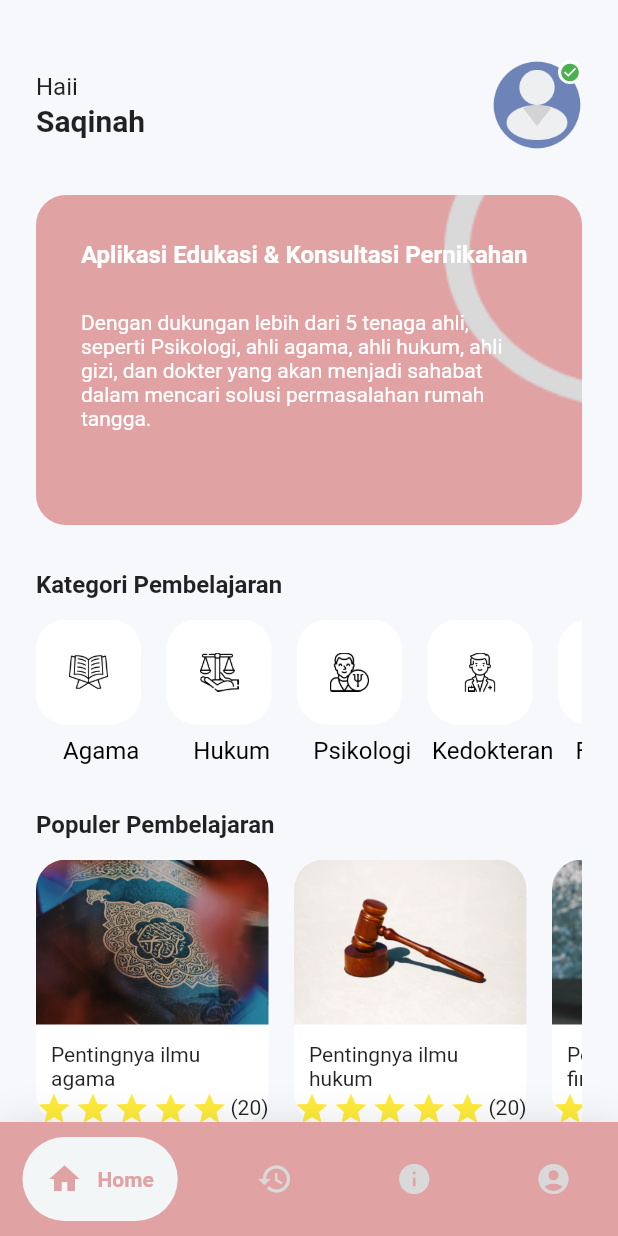
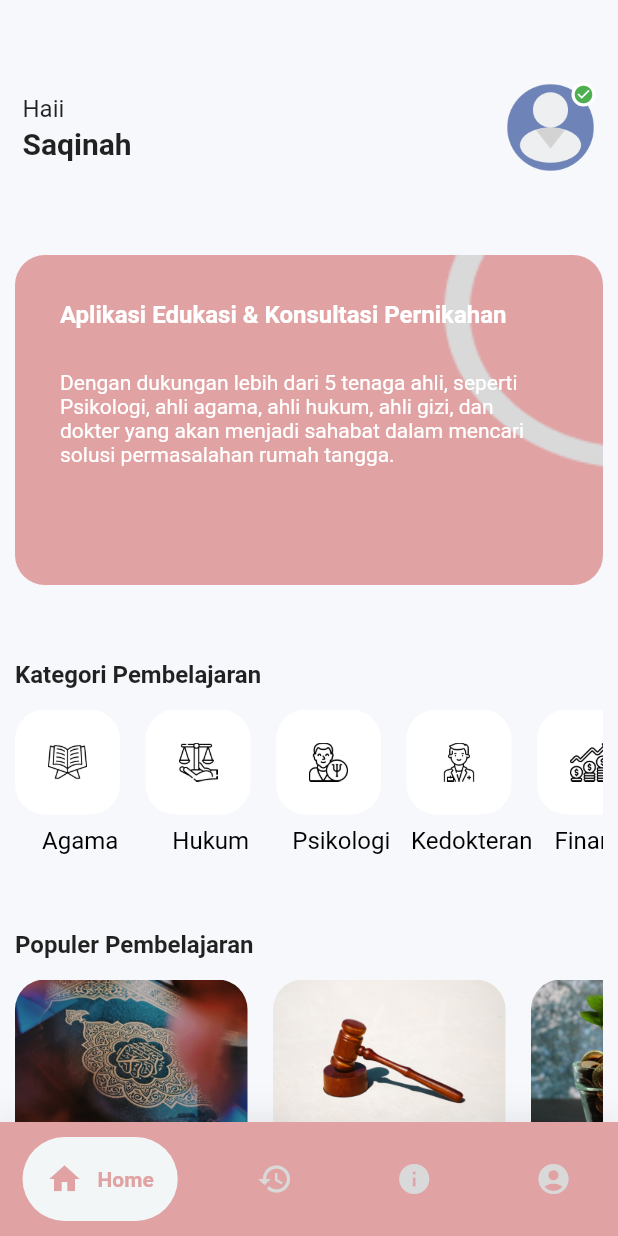
Before and after one commit to bhadawi404/saqinah-mobile, a Flutter app: the screen it shows after launch, on a phone screen of 412 x 824 dp. Run offline on Flutter 3.47's test engine with Material 2 defaults, Android fonts, the phone set to English and light mode, and no system bars; drawn by our look-alikes of google_nav_bar; our stand-ins replace connectivity_plus, get; missing offline and left inert: dart:html.

Commit message:
pages profile

```diff
--- a/lib/app/modules/home/views/home_view.dart
+++ b/lib/app/modules/home/views/home_view.dart
@@ -17,16 +17,14 @@ class HomeView extends StatelessWidget {
   Widget build(BuildContext context) {
     return Scaffold(
       backgroundColor: Color(0xFFF6F8FB),
-      body: Obx(() => ListView(
-        padding: const EdgeInsets.symmetric(horizontal: 24),
-        children: [
-          IndexedStack(
-              index: homeC.selectedIndex.value,
-              children: screen,
-            ),
+      body:Obx(() => ( IndexedStack(
+                index: homeC.selectedIndex.value,
+                children: screen,
+              )
+          ),
 
-        ],
-      )),
+
+      ),
       bottomNavigationBar: Container(
         decoration: BoxDecoration(
           color: Color(0xFFE0A2A3),
--- a/lib/app/modules/home/widget/homeW.dart
+++ b/lib/app/modules/home/widget/homeW.dart
@@ -12,19 +12,25 @@ class HomeWidget extends StatefulWidget {
 class _HomeWidgetState extends State<HomeWidget> {
   @override
   Widget build(BuildContext context) {
-    return Column(
+    return ListView(
+      children: [
+        Column(
         children: [
           buildProfile(),
           buildCard(),
           buildCategoryPembelajaran(),
           buildPopulerPembelajaran()
         ],
+      ),
+      ],
     );
   }
 }
 
 Widget buildProfile() {
-  return Container(
+  return Padding(
+    padding: const EdgeInsets.all(15),
+    child: Container(
       margin: const EdgeInsets.only(top: 40),
       child: Row(
         mainAxisAlignment: MainAxisAlignment.spaceBetween,
@@ -64,11 +70,14 @@ Widget buildProfile() {
           ),
         ],
       ),
+    ),
   );
 }
 
 Widget buildCard() {
-  return Container(
+  return Padding(
+    padding: const EdgeInsets.all(10),
+    child: Container(
       width: double.infinity,
       height: 220,
       margin: EdgeInsets.only(top: 30),
@@ -95,11 +104,14 @@ Widget buildCard() {
           SizedBox(height: 10),
         ],
       ),
+    ),
   );
 }
 
 Widget buildCategoryPembelajaran() {
-  return Container(
+  return Padding(
+    padding: const EdgeInsets.all(10),
+    child: Container(
       margin: EdgeInsets.only(top: 30),
       child: Column(
         crossAxisAlignment: CrossAxisAlignment.start,
@@ -148,11 +160,13 @@ Widget buildCategoryPembelajaran() {
           )
         ],
       ),
+    ),
   );
 }
 
 Widget buildPopulerPembelajaran() {
-  return SafeArea(
+  return Padding(
+    padding: const EdgeInsets.all(10),
     child: Container(
       margin: EdgeInsets.only(top: 30, bottom: 20),
       child: Column(
--- a/lib/app/modules/profile/views/profile_view.dart
+++ b/lib/app/modules/profile/views/profile_view.dart
@@ -1,4 +1,7 @@
+import 'dart:html';
+
 import 'package:flutter/material.dart';
+import 'package:get/get.dart';
 import 'package:saqinah/app/modules/profile/utils/setting.dart';
 
 class ProfileView extends StatefulWidget {
@@ -11,20 +14,100 @@ class ProfileView extends StatefulWidget {
 class _ProfileViewState extends State<ProfileView> {
   @override
   Widget build(BuildContext context) {
-    return Column(
+    return ListView(
       children: [
-        buildProfile()
+        Column(
+        children: [
+          buildProfile(),
+          buildMenuSetting(),
+        ],
+      ),
       ],
     );
   }
 }
 
 Widget buildProfile() {
-  return Container(
-    child: Column(
-      children: [
-        setting(),
-      ],
-    ),
+  return  Column(
+    children: [
+      SizedBox(
+        height: 240,
+        child: Container(
+          child: Stack(children: [
+            ClipPath(
+              clipper: CustomShape(),
+              child: Container(
+                height: 400,
+                color: Color(0xFFE0A2A3),
+
+              ),
+            ),
+            Center(
+              child: Column(
+                mainAxisAlignment: MainAxisAlignment.end,
+                children: [
+                  Container(
+                    margin: EdgeInsets.only(top: 30, bottom: 10),
+                    height: 140,
+                    width: 140,
+                    decoration: BoxDecoration(
+                      shape: BoxShape.circle,
+                      border: Border.all(
+                        color: Colors.white,
+                        width: 8,
+                      ),
+                      image: DecorationImage(
+                        fit: BoxFit.cover,
+                        image:
+                        AssetImage('assets/icon/user.png')
+                      )
+                    ),
+                  ),
+                  SizedBox(height: 5),
+                  Text("Saqinah", style: TextStyle(fontSize: 20, fontWeight: FontWeight.bold)),
+                  SizedBox(height: 1),
+                  Text("admin@saqinah.id", style: TextStyle(fontSize: 14, fontWeight: FontWeight.normal)),
+                ],
+              ),
+            )
+          ],)),
+      ),
+
+    ],
   );
 }
+
+Widget buildMenuSetting(){
+  return Column(
+    children: [
+      setting(iconSrc: 'assets/icon/user-profile.png', title: 'Edit Profile'),
+      setting(iconSrc: 'assets/icon/reward.png', title: 'Reward'),
+      setting(iconSrc: 'assets/icon/support.png', title: 'Bantuan'),
+      setting(iconSrc: 'assets/icon/privacy.png', title: 'Kebijakan Privasi'),
+      setting(iconSrc: 'assets/icon/term.png', title: 'Ketentuan Layanan'),
+      setting(iconSrc: 'assets/icon/logout.png', title: 'Logout'),
+      setting(iconSrc: 'assets/icon/rating.png', title: 'Beri Rating'),
+
+    ],
+
+  );
+}
+class CustomShape extends CustomClipper<Path> {
+
+  @override
+  Path getClip(Size size) {
+    var path = Path();
+    double height = size.height;
+    double width = size.width;
+    path.lineTo(0, height -100);
+    path.quadraticBezierTo(width/2, height, width, height - 100);
+    path.lineTo(width, 0);
+    path.close();
+    return path;
+  }
+
+  @override
+  bool shouldReclip(CustomClipper<Path> oldClipper){
+    return true;
+  }
+}
```
Also changed, not shown: lib/app/modules/profile/utils/setting.dart (+24 -5 lines), assets/icon/logout.png (added), assets/icon/privacy.png (added), assets/icon/rating.png (added), assets/icon/reward.png (added), assets/icon/support.png (added), assets/icon/term.png (added), assets/icon/user-profile.png (added). Lines whose indentation alone changed are shown as unchanged.
